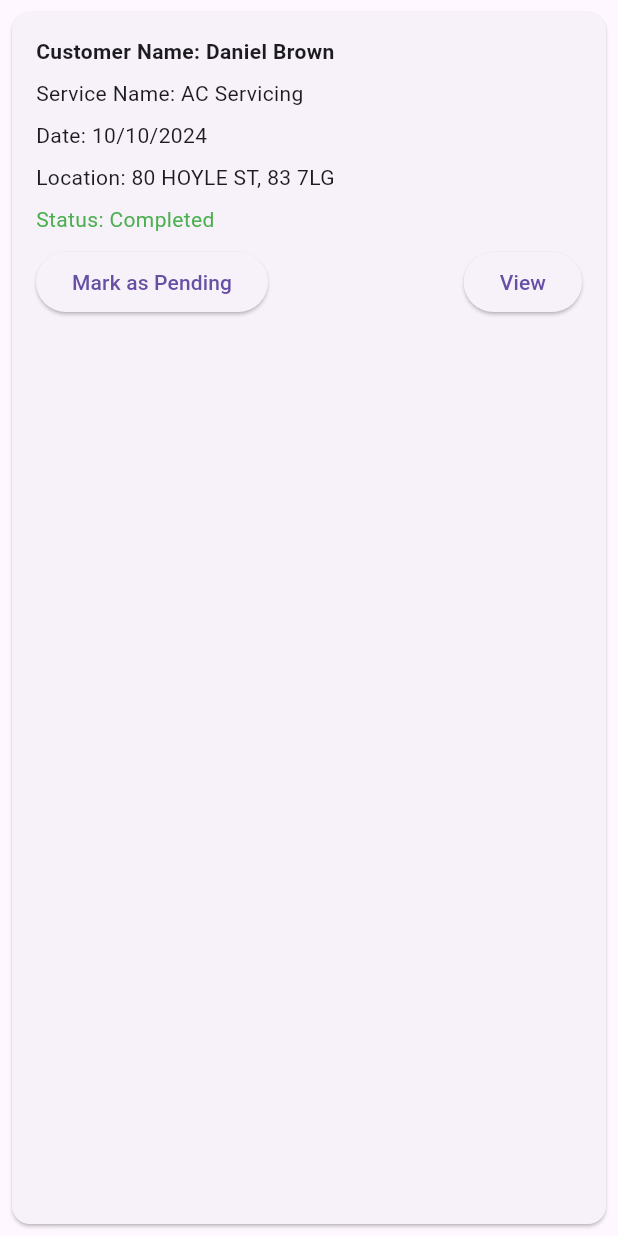
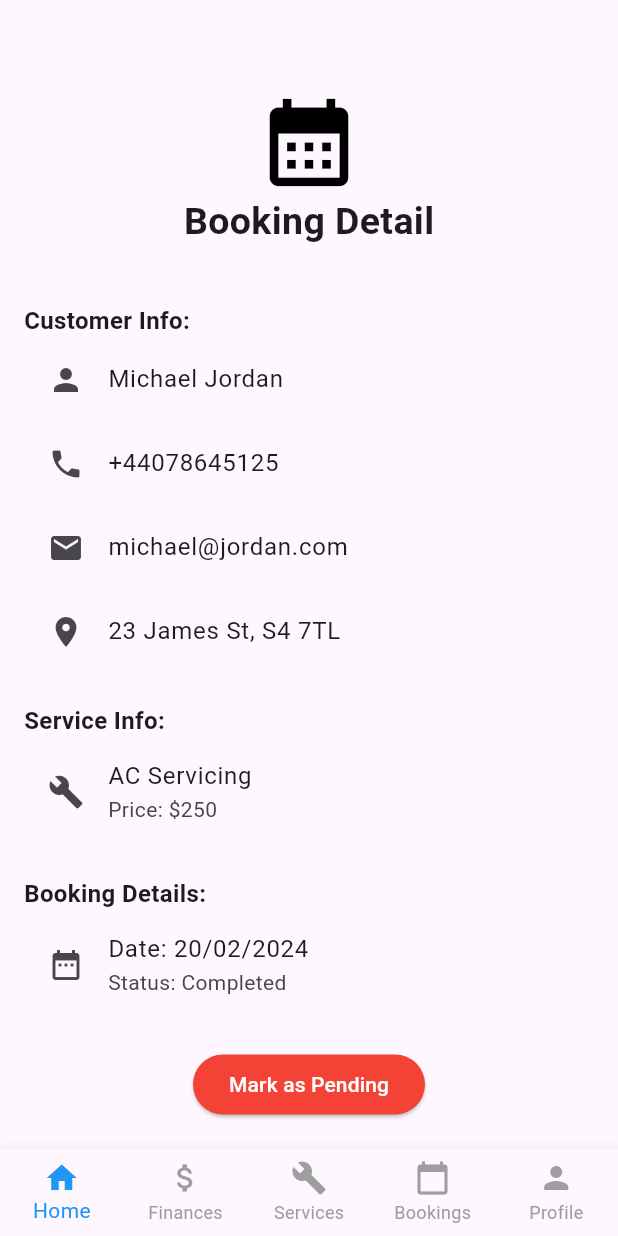
Before and after one commit to faiqiqbal37/Digitalization-of-Vehicle-Maintenenace-Services, a Flutter app: the BookingCard widget shown alone on an empty page, opened directly, after a tap on "View", on a phone screen of 412 x 824 dp. Run offline on Flutter 3.47's test engine with Material 3 defaults, Android fonts, the phone set to English and light mode, and no system bars; our stand-ins replace stacked, stacked_services, stacked_shared.

Commit message:
created the bookings details screen for service provider

```diff
--- a/lib/app/app.dart
+++ b/lib/app/app.dart
@@ -15,6 +15,7 @@ import 'package:disertation/ui/views/service_provider_profile/service_provider_p
 import 'package:disertation/ui/views/service_provider_services/service_provider_services_view.dart';
 import 'package:disertation/ui/views/service_provider_add_service/service_provider_add_service_view.dart';
 import 'package:disertation/ui/views/service_provider_bookings_listing/service_provider_bookings_listing_view.dart';
+import 'package:disertation/ui/views/service_provider_bookingdetail/service_provider_bookingdetail_view.dart';
 // @stacked-import
 
 @StackedApp(
@@ -31,6 +32,7 @@ import 'package:disertation/ui/views/service_provider_bookings_listing/service_p
     MaterialRoute(page: ServiceProviderServicesView),
     MaterialRoute(page: ServiceProviderAddServiceView),
     MaterialRoute(page: ServiceProviderBookingsListingView),
+    MaterialRoute(page: ServiceProviderBookingdetailView),
 // @stacked-route
   ],
   dependencies: [
--- /dev/null
+++ b/lib/ui/views/service_provider_bookingdetail/service_provider_bookingdetail_view.dart
@@ -0,0 +1,90 @@
+import 'package:disertation/ui/views/common_components/service_provider/bottom_navigation.dart';
+import 'package:flutter/material.dart';
+import 'package:stacked/stacked.dart';
+
+import 'service_provider_bookingdetail_viewmodel.dart';
+
+class ServiceProviderBookingdetailView
+    extends StackedView<ServiceProviderBookingdetailViewModel> {
+  const ServiceProviderBookingdetailView({Key? key}) : super(key: key);
+
+  @override
+  Widget builder(
+    BuildContext context,
+    ServiceProviderBookingdetailViewModel viewModel,
+    Widget? child,
+  ) {
+    return Scaffold(
+
+      body: Column(
+        children: [
+          SizedBox(height: 60),
+          Icon(Icons.calendar_month, size: 70, color: Colors.black),
+          Text("Booking Detail",
+              style: TextStyle(fontWeight: FontWeight.bold, fontSize: 25)),
+          SizedBox(height: 20),
+          Expanded(
+            child: SingleChildScrollView(
+              child: Padding(
+                padding: const EdgeInsets.all(16.0),
+                child: Column(
+                  crossAxisAlignment: CrossAxisAlignment.start,
+                  children: <Widget>[
+                    Text('Customer Info:', style: TextStyle(fontWeight: FontWeight.bold, fontSize: 16)),
+                    ListTile(
+                      leading: Icon(Icons.person),
+                      title: Text('Michael Jordan'),
+                    ),
+                    ListTile(
+                      leading: Icon(Icons.phone),
+                      title: Text('+44078645125'),
+                    ),
+                    ListTile(
+                      leading: Icon(Icons.email),
+                      title: Text('michael@jordan.com'),
+                    ),
+                    ListTile(
+                      leading: Icon(Icons.location_on),
+                      title: Text('23 James St, S4 7TL'),
+                    ),
+                    SizedBox(height: 20),
+                    Text('Service Info:', style: TextStyle(fontWeight: FontWeight.bold, fontSize: 16)),
+                    ListTile(
+                      leading: Icon(Icons.build),
+                      title: Text('AC Servicing'),
+                      subtitle: Text('Price: \$250'),
+                    ),
+                    SizedBox(height: 20),
+                    Text('Booking Details:', style: TextStyle(fontWeight: FontWeight.bold, fontSize: 16)),
+                    ListTile(
+                      leading: Icon(Icons.date_range),
+                      title: Text('Date: 20/02/2024'),
+                      subtitle: Text('Status: Completed'),
+                    ),
+                    SizedBox(height: 20),
+                    Center(
+                      child: ElevatedButton(
+                        onPressed: () {}, // Add logic to change status here
+                        child: Text('Mark as Pending'),
+                        style: ElevatedButton.styleFrom(
+                          foregroundColor: Colors.white, backgroundColor: Colors.red, // Text color
+                        ),
+                      ),
+                    ),
+                  ],
+                ),
+              ),
+            ),
+          ),
+        ],
+      ),
+      bottomNavigationBar: CustomBottomNavigationBar(),
+    );
+  }
+
+  @override
+  ServiceProviderBookingdetailViewModel viewModelBuilder(
+    BuildContext context,
+  ) =>
+      ServiceProviderBookingdetailViewModel();
+}
--- /dev/null
+++ b/lib/ui/views/service_provider_bookingdetail/service_provider_bookingdetail_viewmodel.dart
@@ -0,0 +1,3 @@
+import 'package:stacked/stacked.dart';
+
+class ServiceProviderBookingdetailViewModel extends BaseViewModel {}
--- a/lib/ui/views/service_provider_bookings_listing/booking_card.dart
+++ b/lib/ui/views/service_provider_bookings_listing/booking_card.dart
@@ -1,5 +1,8 @@
+import 'package:disertation/app/app.locator.dart';
+import 'package:disertation/app/app.router.dart';
 import 'package:flutter/cupertino.dart';
 import 'package:flutter/material.dart';
+import 'package:stacked_services/stacked_services.dart';
 
 class BookingCard extends StatelessWidget {
   final String customerName;
@@ -7,6 +10,7 @@ class BookingCard extends StatelessWidget {
   final String date;
   final String location;
   final String status;
+  final _navigationService = locator<NavigationService>();
 
   BookingCard({
     required this.customerName,
@@ -25,7 +29,8 @@ class BookingCard extends StatelessWidget {
         child: Column(
           crossAxisAlignment: CrossAxisAlignment.start,
           children: [
-            Text('Customer Name: $customerName', style: TextStyle(fontWeight: FontWeight.bold)),
+            Text('Customer Name: $customerName',
+                style: TextStyle(fontWeight: FontWeight.bold)),
             SizedBox(height: 8),
             Text('Service Name: $serviceName'),
             SizedBox(height: 8),
@@ -33,20 +38,23 @@ class BookingCard extends StatelessWidget {
             SizedBox(height: 8),
             Text('Location: $location'),
             SizedBox(height: 8),
-            Text('Status: $status', style: TextStyle(color: status == 'Completed' ? Colors.green : Colors.red)),
+            Text('Status: $status',
+                style: TextStyle(
+                    color: status == 'Completed' ? Colors.green : Colors.red)),
             SizedBox(height: 8),
             Row(
               mainAxisAlignment: MainAxisAlignment.spaceBetween,
               children: [
                 ElevatedButton(
                   onPressed: () {
-                    // Add logic to handle button press
                   },
-                  child: Text(status == 'Completed' ? 'Mark as Pending' : 'Mark as Complete'),
+                  child: Text(status == 'Completed'
+                      ? 'Mark as Pending'
+                      : 'Mark as Complete'),
                 ),
                 ElevatedButton(
                   onPressed: () {
-                    // Add logic for viewing more details
+                    _navigationService.navigateToServiceProviderBookingdetailView();
                   },
                   child: Text('View'),
                 ),
--- a/lib/ui/views/service_provider_bookings_listing/service_provider_bookings_listing_view.dart
+++ b/lib/ui/views/service_provider_bookings_listing/service_provider_bookings_listing_view.dart
@@ -16,12 +16,12 @@ class ServiceProviderBookingsListingView
     Widget? child,
   ) {
     return Scaffold(
-
       body: Column(
         children: [
           SizedBox(height: 60),
           Icon(Icons.calendar_month, size: 80, color: Colors.black),
-          Text("Bookings", style: TextStyle(fontWeight: FontWeight.bold, fontSize: 30)),
+          Text("Bookings",
+              style: TextStyle(fontWeight: FontWeight.bold, fontSize: 30)),
           SizedBox(height: 20),
           Expanded(
             child: ListView(
--- a/lib/ui/views/service_provider_services/service_provider_services_view.dart
+++ b/lib/ui/views/service_provider_services/service_provider_services_view.dart
@@ -19,7 +19,8 @@ class ServiceProviderServicesView
         children: [
           SizedBox(height: 60),
           Icon(Icons.car_repair, size: 80, color: Colors.black),
-          Text("Services", style: TextStyle(fontWeight: FontWeight.bold, fontSize: 30)),
+          Text("Services",
+              style: TextStyle(fontWeight: FontWeight.bold, fontSize: 30)),
           SizedBox(height: 20),
           Expanded(
             child: ListView.builder(
```
Also changed, not shown: lib/app/app.router.dart (+59 -15 lines), lib/ui/views/service_provider_bookings_listing/service_provider_bookings_listing_viewmodel.dart (+9 -1 lines), 1 other file.
